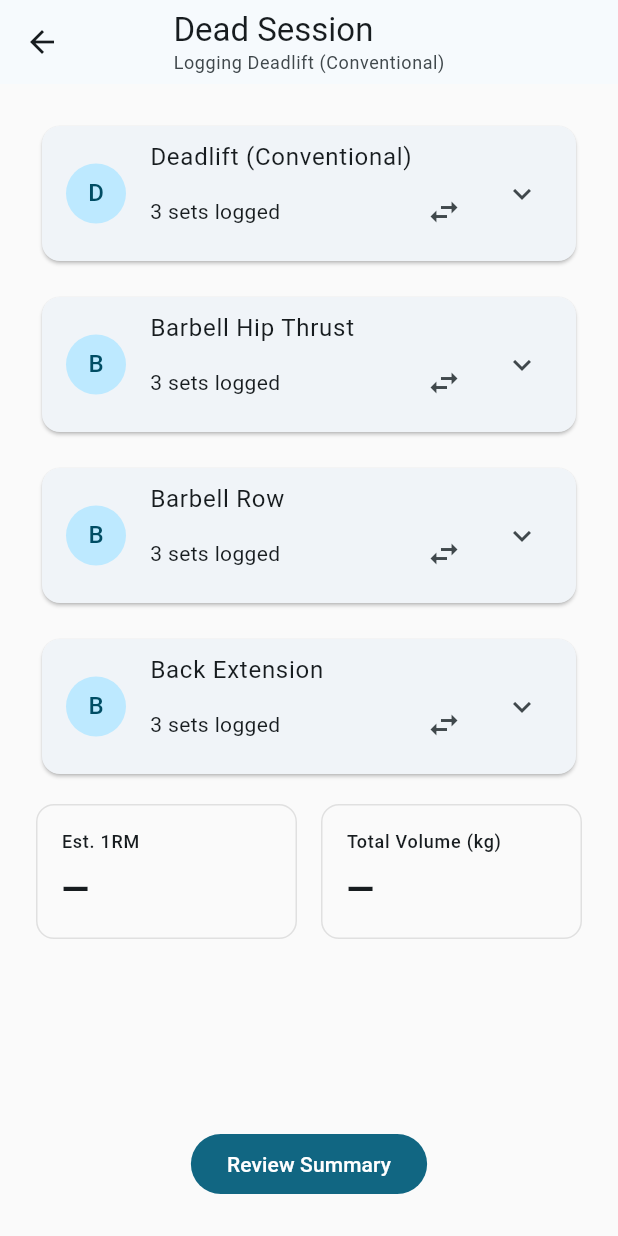
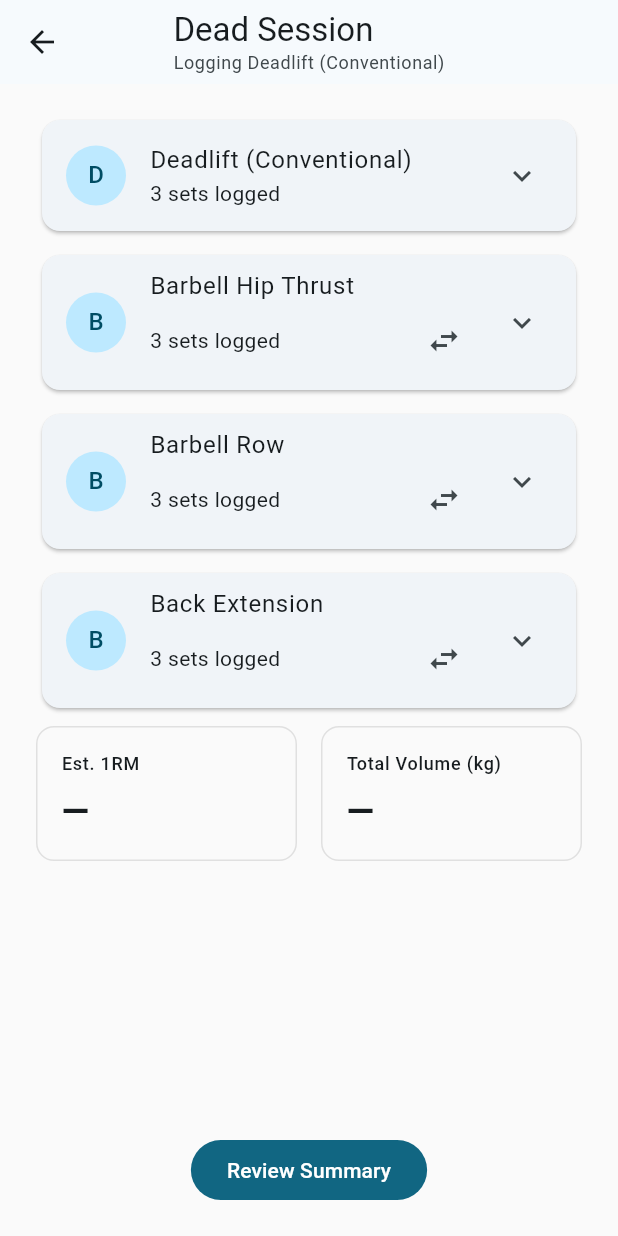
Before and after one commit to mistergaramuchi/BIGTHREE, a Flutter app: the LogScreen screen opened directly with sample values from the repository, after a tap on an icon or button, on a phone screen of 412 x 824 dp. Run offline on Flutter 3.47's test engine with Material 3 defaults, Android fonts, the phone set to English and light mode, and no system bars; our stand-ins replace flutter_riverpod.

Commit message:
Introduced responsive layout constants, centered max-width content, and made inline controls adapt to breakpoints across sessions, overview, and log screens.

```diff
--- a/lib/screens/log/log_screen.dart
+++ b/lib/screens/log/log_screen.dart
@@ -5,6 +5,7 @@ import '../../domain/session/demo_data.dart';
 import '../../domain/session/models.dart';
 import '../../domain/session/session_draft_notifier.dart';
 import '../../domain/session/session_template.dart';
+import '../../ui/responsive/layout_constants.dart';
 import '../summary/summary_screen.dart';
 
 class LogScreen extends ConsumerStatefulWidget {
@@ -56,7 +57,8 @@ class _LogScreenState extends ConsumerState<LogScreen> {
       ),
       body: SafeArea(
         child: Padding(
-          padding: const EdgeInsets.all(24),
+          padding: LayoutConstants.responsivePadding(context),
+          child: LayoutConstants.maxWidthConstrained(
             child: Column(
               children: [
                 Expanded(
@@ -65,47 +67,60 @@ class _LogScreenState extends ConsumerState<LogScreen> {
                       _MainExerciseCard(
                         draft: draft,
                         onSelectLift: () => _showMainLiftSelector(context),
-                      onEditWeight: _editMainSetWeight,
+                        onWeightChanged: _updateMainSetWeight,
+                        onRepsChanged: _updateMainSetReps,
                         onAdjustReps: _adjustMainReps,
-                      onEditReps: _editMainSetReps,
                       ),
-                    const SizedBox(height: 16),
+                      SizedBox(
+                        height: LayoutConstants.responsiveGap(context) / 2,
+                      ),
                       if (draft.supports.isEmpty)
                         const _NoSupportExercisesCard()
                       else
                         for (var i = 0; i < draft.supports.length; i++) ...[
-                        if (i > 0) const SizedBox(height: 16),
+                          if (i > 0)
+                            SizedBox(
+                              height:
+                                  LayoutConstants.responsiveGap(context) / 2,
+                            ),
                           _SupportExerciseCard(
                             entry: draft.supports[i],
-                          onEditWeight: (index) => _editSupportSetWeight(
+                            onWeightChanged: (index, weight) =>
+                                _updateSupportSetWeight(
                                   draft.supports[i].exercise.id,
                                   index,
+                                  weight,
+                                ),
+                            onRepsChanged: (index, reps) =>
+                                _updateSupportSetReps(
+                                  draft.supports[i].exercise.id,
+                                  index,
+                                  reps,
                                 ),
                             onAdjustReps: (index, delta) => _adjustSupportReps(
                               draft.supports[i].exercise.id,
                               index,
                               delta,
                             ),
-                          onEditReps: (index) => _editSupportSetReps(
-                            draft.supports[i].exercise.id,
-                            index,
-                          ),
                             onChangeExercise: () => _changeSupportExercise(
                               draft.supports[i].exercise.id,
                             ),
                           ),
                         ],
-                    const SizedBox(height: 16),
+                      SizedBox(
+                        height: LayoutConstants.responsiveGap(context) / 2,
+                      ),
                       _SessionMetricsRow(draft: draft),
                     ],
                   ),
                 ),
-              const SizedBox(height: 16),
+                SizedBox(height: LayoutConstants.responsiveGap(context) / 2),
                 FilledButton(
                   onPressed: () => _viewSummary(context),
                   child: const Text('Review Summary'),
                 ),
               ],
+            ),
           ),
         ),
       ),
@@ -188,40 +203,44 @@ class _LogScreenState extends ConsumerState<LogScreen> {
     notifier.replaceSupportExercise(exerciseId, selected);
   }
 
-  Future<void> _editMainSetWeight(int index) async {
+  void _updateMainSetWeight(int index, double weight) {
     final draft = ref.read(sessionDraftProvider);
     if (index < 0 || index >= draft.mainLiftSets.length) return;
-    final set = draft.mainLiftSets[index];
-    final newWeight = await _promptWeightDialog(set.weightKg);
-    if (newWeight == null) return;
-    ref
-        .read(sessionDraftProvider.notifier)
-        .updateMainLiftSet(index, set.copyWith(weightKg: newWeight));
+    final set = draft.mainLiftSets[index].copyWith(weightKg: weight);
+    ref.read(sessionDraftProvider.notifier).updateMainLiftSet(index, set);
   }
 
-  Future<void> _editMainSetReps(int index) async {
+  void _updateMainSetReps(int index, int reps) {
     final draft = ref.read(sessionDraftProvider);
     if (index < 0 || index >= draft.mainLiftSets.length) return;
-    final set = draft.mainLiftSets[index];
-    final newReps = await _promptRepsDialog(set.reps);
-    if (newReps == null) return;
+    final set = draft.mainLiftSets[index].copyWith(reps: reps);
     final notifier = ref.read(sessionDraftProvider.notifier);
-    notifier.updateMainLiftSet(index, set.copyWith(reps: newReps));
-    notifier.updateMainLiftDefaultReps(newReps);
+    notifier.updateMainLiftSet(index, set);
+    notifier.updateMainLiftDefaultReps(reps);
   }
 
-  Future<void> _editSupportSetWeight(String exerciseId, int index) async {
+  void _updateSupportSetWeight(String exerciseId, int index, double weight) {
     final draft = ref.read(sessionDraftProvider);
     final entry = draft.supports.firstWhere(
       (element) => element.exercise.id == exerciseId,
     );
     if (index < 0 || index >= entry.sets.length) return;
-    final set = entry.sets[index];
-    final newWeight = await _promptWeightDialog(set.weightKg);
-    if (newWeight == null) return;
+    final set = entry.sets[index].copyWith(weightKg: weight);
     ref
         .read(sessionDraftProvider.notifier)
-        .updateSupportSet(exerciseId, index, set.copyWith(weightKg: newWeight));
+        .updateSupportSet(exerciseId, index, set);
+  }
+
+  void _updateSupportSetReps(String exerciseId, int index, int reps) {
+    final draft = ref.read(sessionDraftProvider);
+    final entry = draft.supports.firstWhere(
+      (element) => element.exercise.id == exerciseId,
+    );
+    if (index < 0 || index >= entry.sets.length) return;
+    final set = entry.sets[index].copyWith(reps: reps);
+    final notifier = ref.read(sessionDraftProvider.notifier);
+    notifier.updateSupportSet(exerciseId, index, set);
+    notifier.updateSupportDefaultReps(exerciseId, reps);
   }
 
   void _adjustMainReps(int index, int delta) {
@@ -230,9 +249,8 @@ class _LogScreenState extends ConsumerState<LogScreen> {
     final current = draft.mainLiftSets[index];
     final newReps = (current.reps + delta).clamp(1, 1000);
     if (newReps == current.reps) return;
-    final updated = current.copyWith(reps: newReps);
     final notifier = ref.read(sessionDraftProvider.notifier);
-    notifier.updateMainLiftSet(index, updated);
+    notifier.updateMainLiftSet(index, current.copyWith(reps: newReps));
     notifier.updateMainLiftDefaultReps(newReps);
   }
 
@@ -245,132 +263,13 @@ class _LogScreenState extends ConsumerState<LogScreen> {
     final current = entry.sets[index];
     final newReps = (current.reps + delta).clamp(1, 1000);
     if (newReps == current.reps) return;
-    final updated = current.copyWith(reps: newReps);
     final notifier = ref.read(sessionDraftProvider.notifier);
-    notifier.updateSupportSet(exerciseId, index, updated);
+    notifier.updateSupportSet(
+      exerciseId,
+      index,
+      current.copyWith(reps: newReps),
+    );
     notifier.updateSupportDefaultReps(exerciseId, newReps);
-  }
-
-  Future<void> _editSupportSetReps(String exerciseId, int index) async {
-    final draft = ref.read(sessionDraftProvider);
-    final entry = draft.supports.firstWhere(
-      (element) => element.exercise.id == exerciseId,
-    );
-    if (index < 0 || index >= entry.sets.length) return;
-    final set = entry.sets[index];
-    final newReps = await _promptRepsDialog(set.reps);
-    if (newReps == null) return;
-    final notifier = ref.read(sessionDraftProvider.notifier);
-    notifier.updateSupportSet(exerciseId, index, set.copyWith(reps: newReps));
-    notifier.updateSupportDefaultReps(exerciseId, newReps);
-  }
-
-  Future<int?> _promptRepsDialog(int initialReps) async {
-    final formKey = GlobalKey<FormState>();
-    final repsController = TextEditingController(text: initialReps.toString());
-    final result = await showDialog<int>(
-      context: context,
-      builder: (context) {
-        return AlertDialog(
-          title: const Text('Edit Reps'),
-          content: Form(
-            key: formKey,
-            child: TextFormField(
-              controller: repsController,
-              keyboardType: TextInputType.number,
-              decoration: const InputDecoration(labelText: 'Reps'),
-              validator: (value) {
-                final parsed = int.tryParse(value ?? '');
-                if (parsed == null || parsed <= 0) {
-                  return 'Enter reps';
-                }
-                return null;
-              },
-            ),
-          ),
-          actions: [
-            TextButton(
-              onPressed: () => Navigator.of(context).pop(),
-              child: const Text('Cancel'),
-            ),
-            FilledButton(
-              onPressed: () {
-                if (!formKey.currentState!.validate()) return;
-                Navigator.of(context).pop(int.parse(repsController.text));
-              },
-              child: const Text('Save'),
-            ),
-          ],
-        );
-      },
-    );
-    repsController.dispose();
-    return result;
-  }
-
-  Future<double?> _promptWeightDialog(double initialWeight) async {
-    final controller = TextEditingController(
-      text: initialWeight == 0 ? '' : _formatWeight(initialWeight),
-    );
-
-    final result = await showModalBottomSheet<double>(
-      context: context,
-      isScrollControlled: true,
-      builder: (context) {
-        return Padding(
-          padding: EdgeInsets.only(
-            left: 24,
-            right: 24,
-            top: 16,
-            bottom: MediaQuery.of(context).viewInsets.bottom + 24,
-          ),
-          child: Column(
-            mainAxisSize: MainAxisSize.min,
-            crossAxisAlignment: CrossAxisAlignment.start,
-            children: [
-              Text(
-                'Edit Weight',
-                style: Theme.of(context).textTheme.titleMedium,
-              ),
-              const SizedBox(height: 12),
-              TextField(
-                controller: controller,
-                autofocus: true,
-                keyboardType: const TextInputType.numberWithOptions(
-                  decimal: true,
-                ),
-                decoration: const InputDecoration(
-                  labelText: 'Weight (kg)',
-                  border: OutlineInputBorder(),
-                ),
-              ),
-              const SizedBox(height: 16),
-              Row(
-                mainAxisAlignment: MainAxisAlignment.end,
-                children: [
-                  TextButton(
-                    onPressed: () => Navigator.of(context).pop(),
-                    child: const Text('Cancel'),
-                  ),
-                  const SizedBox(width: 12),
-                  FilledButton(
-                    onPressed: () {
-                      final parsed = double.tryParse(controller.text);
-                      if (parsed == null || parsed <= 0) return;
-                      Navigator.of(context).pop(parsed);
-                    },
-                    child: const Text('Save'),
-                  ),
-                ],
-              ),
-            ],
-          ),
-        );
-      },
-    );
-
-    controller.dispose();
-    return result;
   }
 }
 
@@ -378,16 +277,16 @@ class _MainExerciseCard extends StatelessWidget {
   const _MainExerciseCard({
     required this.draft,
     required this.onSelectLift,
-    required this.onEditWeight,
+    required this.onWeightChanged,
+    required this.onRepsChanged,
     required this.onAdjustReps,
-    required this.onEditReps,
   });
 
   final SessionDraft draft;
   final VoidCallback onSelectLift;
-  final void Function(int) onEditWeight;
-  final void Function(int, int) onAdjustReps;
-  final void Function(int) onEditReps;
+  final void Function(int index, double weight) onWeightChanged;
+  final void Function(int index, int reps) onRepsChanged;
+  final void Function(int index, int delta) onAdjustReps;
 
   @override
   Widget build(BuildContext context) {
@@ -410,38 +309,21 @@ class _MainExerciseCard extends StatelessWidget {
       child: ExpansionTile(
         leading: _ExerciseAvatar(label: exercise.name),
         title: Text(exercise.name),
-        subtitle: Row(
-          children: [
-            Expanded(
-              child: Text(
+        subtitle: Text(
           sets.isEmpty
               ? 'No sets logged yet'
               : '${sets.length} set${sets.length == 1 ? '' : 's'} logged',
-              ),
-            ),
-            IconButton(
-              tooltip: 'Change exercise',
-              icon: const Icon(Icons.swap_horiz),
-              onPressed: onSelectLift,
-            ),
-          ],
         ),
         maintainState: true,
         initiallyExpanded: true,
         childrenPadding: const EdgeInsets.only(bottom: 12),
         children: [
-          if (sets.isEmpty)
-            const Padding(
-              padding: EdgeInsets.symmetric(horizontal: 16, vertical: 8),
-              child: Text('No sets logged yet.'),
-            ),
-          if (sets.isNotEmpty)
           for (var i = 0; i < sets.length; i++)
             _SetRow(
               index: i,
               set: sets[i],
-                onEditWeight: () => onEditWeight(i),
-                onTapReps: () => onEditReps(i),
+              onWeightChanged: (value) => onWeightChanged(i, value),
+              onRepsChanged: (value) => onRepsChanged(i, value),
               onAdjustReps: (delta) => onAdjustReps(i, delta),
             ),
         ],
@@ -453,16 +335,16 @@ class _MainExerciseCard extends StatelessWidget {
 class _SupportExerciseCard extends StatelessWidget {
   const _SupportExerciseCard({
     required this.entry,
-    required this.onEditWeight,
+    required this.onWeightChanged,
+    required this.onRepsChanged,
     required this.onAdjustReps,
-    required this.onEditReps,
     required this.onChangeExercise,
   });
 
   final SupportExerciseEntry entry;
-  final void Function(int) onEditWeight;
-  final void Function(int, int) onAdjustReps;
-  final void Function(int) onEditReps;
+  final void Function(int index, double weight) onWeightChanged;
+  final void Function(int index, int reps) onRepsChanged;
+  final void Function(int index, int delta) onAdjustReps;
   final VoidCallback onChangeExercise;
 
   @override
@@ -497,17 +379,16 @@ class _SupportExerciseCard extends StatelessWidget {
             Padding(
               padding: const EdgeInsets.symmetric(horizontal: 16, vertical: 8),
               child: Text(
-                'Tap the swap icon to pick a different exercise or start logging.',
+                'Sets will appear here once logging begins.',
                 style: theme.textTheme.bodySmall,
               ),
             ),
-          if (sets.isNotEmpty)
           for (var i = 0; i < sets.length; i++)
             _SetRow(
               index: i,
               set: sets[i],
-                onEditWeight: () => onEditWeight(i),
-                onTapReps: () => onEditReps(i),
+              onWeightChanged: (value) => onWeightChanged(i, value),
+              onRepsChanged: (value) => onRepsChanged(i, value),
               onAdjustReps: (delta) => onAdjustReps(i, delta),
             ),
         ],
@@ -534,20 +415,79 @@ class _NoSupportExercisesCard extends StatelessWidget {
   }
 }
 
-class _SetRow extends StatelessWidget {
+class _SetRow extends StatefulWidget {
   const _SetRow({
     required this.index,
     required this.set,
-    required this.onEditWeight,
-    required this.onTapReps,
+    required this.onWeightChanged,
+    required this.onRepsChanged,
     required this.onAdjustReps,
   });
 
   final int index;
   final LiftSet set;
-  final VoidCallback onEditWeight;
-  final VoidCallback onTapReps;
+  final ValueChanged<double> onWeightChanged;
+  final ValueChanged<int> onRepsChanged;
   final void Function(int delta) onAdjustReps;
+
+  @override
+  State<_SetRow> createState() => _SetRowState();
+}
+
+class _SetRowState extends State<_SetRow> {
+  late final TextEditingController _weightController;
+  late final TextEditingController _repsController;
+
+  @override
+  void initState() {
+    super.initState();
+    _weightController = TextEditingController(
+      text: widget.set.weightKg == 0 ? '' : _formatWeight(widget.set.weightKg),
+    );
+    _repsController = TextEditingController(text: widget.set.reps.toString());
+  }
+
+  @override
+  void didUpdateWidget(covariant _SetRow oldWidget) {
+    super.didUpdateWidget(oldWidget);
+    final weightText = widget.set.weightKg == 0
+        ? ''
+        : _formatWeight(widget.set.weightKg);
+    if (_weightController.text != weightText) {
+      _weightController.text = weightText;
+    }
+    final repsText = widget.set.reps.toString();
+    if (_repsController.text != repsText) {
+      _repsController.text = repsText;
+    }
+  }
+
+  @override
+  void dispose() {
+    _weightController.dispose();
+    _repsController.dispose();
+    super.dispose();
+  }
+
+  void _handleWeightSubmitted(String value) {
+    final parsed = double.tryParse(value);
+    if (parsed == null || parsed <= 0) {
+      _weightController.text = widget.set.weightKg == 0
+          ? ''
+          : _formatWeight(widget.set.weightKg);
+      return;
+    }
+    widget.onWeightChanged(parsed);
+  }
+
+  void _handleRepsSubmitted(String value) {
+    final parsed = int.tryParse(value);
+    if (parsed == null || parsed <= 0) {
+      _repsController.text = widget.set.reps.toString();
+      return;
+    }
+    widget.onRepsChanged(parsed);
+  }
 
   @override
   Widget build(BuildContext context) {
@@ -557,34 +497,92 @@ class _SetRow extends StatelessWidget {
       child: DecoratedBox(
         decoration: BoxDecoration(
           border: Border.all(color: theme.dividerColor),
-          borderRadius: BorderRadius.circular(12),
+          borderRadius: BorderRadius.circular(6),
         ),
         child: Padding(
-          padding: const EdgeInsets.symmetric(horizontal: 12, vertical: 8),
-          child: Row(
+          padding: const EdgeInsets.symmetric(horizontal: 12, vertical: 12),
+          child: LayoutBuilder(
+            builder: (context, constraints) {
+              final width = constraints.maxWidth;
+              final isCompact = width < 320;
+              final fieldWidth = isCompact ? 54.0 : 72.0;
+              final gap = isCompact ? 6.0 : 12.0;
+
+              return Row(
                 children: [
-              Text('${index + 1}', style: theme.textTheme.titleSmall),
-              const SizedBox(width: 16),
-              _ValueChip(
+                  Text(
+                    '${widget.index + 1}',
+                    style: theme.textTheme.titleSmall,
+                  ),
+                  SizedBox(width: gap),
+                  _InlineNumberField(
+                    controller: _weightController,
                     label: 'kg',
-                value: _formatWeight(set.weightKg),
-                onTap: onEditWeight,
+                    onSubmitted: _handleWeightSubmitted,
+                    keyboardType: const TextInputType.numberWithOptions(
+                      decimal: true,
                     ),
-              const SizedBox(width: 16),
-              _ValueChip(
+                    width: fieldWidth,
+                  ),
+                  SizedBox(width: gap),
+                  _InlineNumberField(
+                    controller: _repsController,
                     label: 'reps',
-                value: set.reps.toString(),
-                onTap: onTapReps,
+                    onSubmitted: _handleRepsSubmitted,
+                    keyboardType: TextInputType.number,
+                    width: fieldWidth,
                   ),
-              const Spacer(),
+                  SizedBox(width: gap),
                   _RepsCounter(
-                reps: set.reps,
-                onDecrement: () => onAdjustReps(-1),
-                onIncrement: () => onAdjustReps(1),
+                    reps: widget.set.reps,
+                    onDecrement: () => widget.onAdjustReps(-1),
+                    onIncrement: () => widget.onAdjustReps(1),
                   ),
                 ],
+              );
+            },
           ),
         ),
+      ),
+    );
+  }
+}
+
+class _InlineNumberField extends StatelessWidget {
+  const _InlineNumberField({
+    required this.controller,
+    required this.label,
+    required this.onSubmitted,
+    required this.keyboardType,
+    this.width,
+  });
+
+  final TextEditingController controller;
+  final String label;
+  final ValueChanged<String> onSubmitted;
+  final TextInputType keyboardType;
+  final double? width;
+
+  @override
+  Widget build(BuildContext context) {
+    final theme = Theme.of(context);
+    return SizedBox(
+      width: width,
+      child: TextField(
+        controller: controller,
+        keyboardType: keyboardType,
+        textInputAction: TextInputAction.done,
+        onSubmitted: onSubmitted,
+        decoration: InputDecoration(
+          labelText: label,
+          isDense: true,
+          border: OutlineInputBorder(borderRadius: BorderRadius.circular(8)),
+          contentPadding: const EdgeInsets.symmetric(
+            horizontal: 10,
+            vertical: 6,
+          ),
+        ),
+        style: theme.textTheme.titleMedium?.copyWith(fontSize: 15),
       ),
     );
   }
@@ -604,67 +602,42 @@ class _RepsCounter extends StatelessWidget {
   @override
   Widget build(BuildContext context) {
     final borderColor = Theme.of(context).dividerColor;
-    return Container(
+    return Row(
+      mainAxisSize: MainAxisSize.min,
+      children: [
+        Container(
           decoration: BoxDecoration(
             border: Border.all(color: borderColor),
-        borderRadius: BorderRadius.circular(20),
+            borderRadius: BorderRadius.circular(6),
           ),
-      child: Row(
-        mainAxisSize: MainAxisSize.min,
-        children: [
-          IconButton(
+          child: IconButton(
             iconSize: 20,
             onPressed: reps > 1 ? onDecrement : null,
             splashRadius: 20,
             icon: const Icon(Icons.remove),
           ),
-          Padding(
-            padding: const EdgeInsets.symmetric(horizontal: 8),
-            child: Text(
-              reps.toString(),
-              style: Theme.of(context).textTheme.titleMedium,
         ),
+        const SizedBox(width: 4),
+        // Padding(
+        //   padding: const EdgeInsets.symmetric(horizontal: 8),
+        //   child: Text(
+        //     reps.toString(),
+        //     style: Theme.of(context).textTheme.titleMedium,
+        //   ),
+        // ),
+        Container(
+          decoration: BoxDecoration(
+            border: Border.all(color: borderColor),
+            borderRadius: BorderRadius.circular(6),
           ),
-          IconButton(
+          child: IconButton(
             iconSize: 20,
             onPressed: onIncrement,
             splashRadius: 20,
             icon: const Icon(Icons.add),
           ),
+        ),
       ],
-      ),
-    );
-  }
-}
-
-class _ValueChip extends StatelessWidget {
-  const _ValueChip({required this.label, required this.value, this.onTap});
-
-  final String label;
-  final String value;
-  final VoidCallback? onTap;
-
-  @override
-  Widget build(BuildContext context) {
-    final theme = Theme.of(context);
-    return InkWell(
-      borderRadius: BorderRadius.circular(8),
-      onTap: onTap,
-      child: Container(
-        padding: const EdgeInsets.symmetric(horizontal: 12, vertical: 6),
-        decoration: BoxDecoration(
-          borderRadius: BorderRadius.circular(8),
-          color: theme.colorScheme.surfaceVariant,
-        ),
-        child: Row(
-          mainAxisSize: MainAxisSize.min,
-          children: [
-            Text(value, style: theme.textTheme.titleMedium),
-            const SizedBox(width: 6),
-            Text(label, style: theme.textTheme.bodySmall),
-          ],
-        ),
-      ),
     );
   }
 }
--- /dev/null
+++ b/lib/ui/responsive/layout_constants.dart
@@ -0,0 +1,48 @@
+import 'package:flutter/material.dart';
+
+/// Shared layout breakpoints and spacing helpers for responsive design.
+class LayoutConstants {
+  LayoutConstants._();
+
+  /// Width below which we treat the layout as compact (phone portrait).
+  static const double compactMaxWidth = 360;
+
+  /// Width above which we treat the layout as expanded (tablet/desktop).
+  static const double expandedMinWidth = 900;
+
+  /// Maximum content width for primary flows to avoid overly wide layouts.
+  static const double maxContentWidth = 560;
+
+  /// Default outer padding based on screen size.
+  static EdgeInsets responsivePadding(BuildContext context) {
+    final width = MediaQuery.of(context).size.width;
+    if (width <= compactMaxWidth) {
+      return const EdgeInsets.symmetric(horizontal: 16, vertical: 16);
+    }
+    if (width >= expandedMinWidth) {
+      return const EdgeInsets.symmetric(horizontal: 48, vertical: 24);
+    }
+    return const EdgeInsets.symmetric(horizontal: 24, vertical: 20);
+  }
+
+  /// Gap between elements based on available width.
+  static double responsiveGap(BuildContext context) {
+    final width = MediaQuery.of(context).size.width;
+    if (width <= compactMaxWidth) return 12;
+    if (width >= expandedMinWidth) return 24;
+    return 16;
+  }
+
+  /// Constrains child to [maxContentWidth] and centers it.
+  static Widget maxWidthConstrained({
+    required Widget child,
+    double maxWidth = maxContentWidth,
+  }) {
+    return Center(
+      child: ConstrainedBox(
+        constraints: BoxConstraints(maxWidth: maxWidth),
+        child: child,
+      ),
+    );
+  }
+}
```
Also changed, not shown: lib/screens/sessions/session_overview_screen.dart (+17 -6 lines), lib/screens/sessions/sessions_screen.dart (+21 -8 lines), 1 other file. Lines whose indentation alone changed are shown as unchanged.
